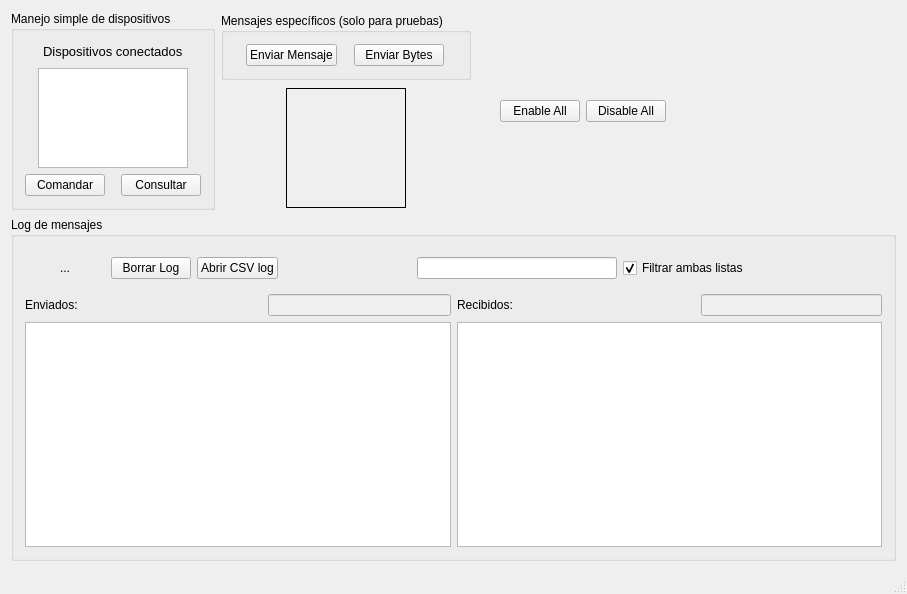
Old version of the form mainwindow.ui in the repository arukagiri/interfazLAC.
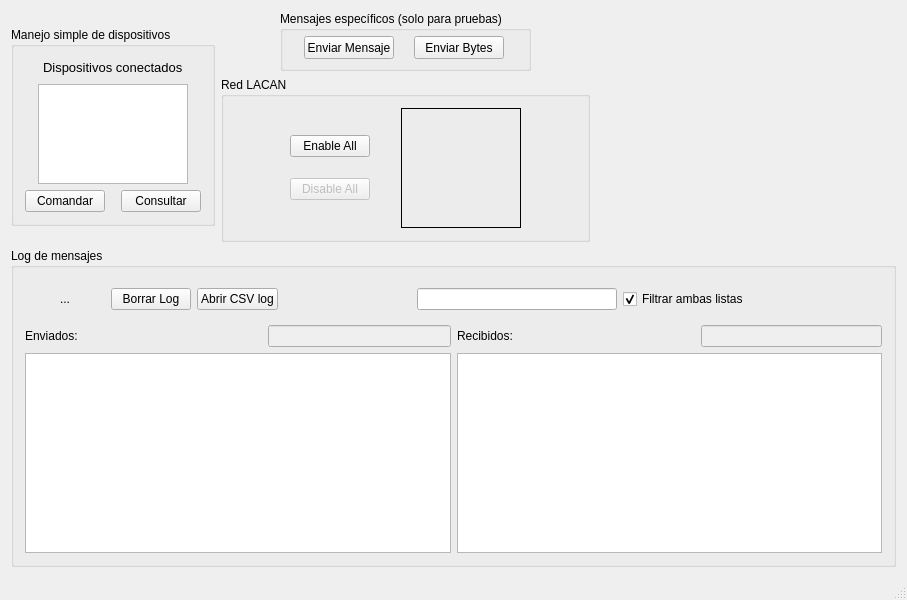
New version of the form. Icons and pictures are not drawn.

Patch:
```diff
--- a/mainwindow.ui
+++ b/mainwindow.ui
@@ -7,7 +7,7 @@
     <x>0</x>
     <y>0</y>
     <width>907</width>
-    <height>594</height>
+    <height>599</height>
    </rect>
   </property>
   <property name="windowTitle">
@@ -16,7 +16,7 @@
   <widget class="QWidget" name="centralWidget">
    <layout class="QVBoxLayout" name="verticalLayout_3">
     <item>
-     <layout class="QHBoxLayout" name="horizontalLayout_5">
+     <layout class="QHBoxLayout" name="horizontalLayout_7">
       <item>
        <widget class="QGroupBox" name="groupBox">
         <property name="enabled">
@@ -199,6 +199,21 @@
       <item>
        <layout class="QVBoxLayout" name="verticalLayout_2">
         <item>
+         <layout class="QHBoxLayout" name="horizontalLayout_6">
+          <item>
+           <spacer name="horizontalSpacer_14">
+            <property name="orientation">
+             <enum>Qt::Horizontal</enum>
+            </property>
+            <property name="sizeHint" stdset="0">
+             <size>
+              <width>40</width>
+              <height>20</height>
+             </size>
+            </property>
+           </spacer>
+          </item>
+          <item>
          <widget class="QGroupBox" name="groupBox_2">
           <property name="sizePolicy">
            <sizepolicy hsizetype="Fixed" vsizetype="Fixed">
@@ -215,9 +230,15 @@
           <property name="title">
            <string>Mensajes específicos (solo para pruebas)</string>
           </property>
-          <layout class="QGridLayout" name="gridLayout">
-           <item row="0" column="0">
             <widget class="QPushButton" name="button_ENVIAR_MENSAJE">
+             <property name="geometry">
+              <rect>
+               <x>24</x>
+               <y>25</y>
+               <width>90</width>
+               <height>23</height>
+              </rect>
+             </property>
              <property name="sizePolicy">
               <sizepolicy hsizetype="Fixed" vsizetype="Fixed">
                <horstretch>0</horstretch>
@@ -234,9 +255,15 @@
               <string>Enviar Mensaje</string>
              </property>
             </widget>
-           </item>
-           <item row="0" column="1">
             <widget class="QPushButton" name="button_ByteSend">
+             <property name="geometry">
+              <rect>
+               <x>134</x>
+               <y>25</y>
+               <width>90</width>
+               <height>23</height>
+              </rect>
+             </property>
              <property name="sizePolicy">
               <sizepolicy hsizetype="Fixed" vsizetype="Fixed">
                <horstretch>0</horstretch>
@@ -253,12 +280,29 @@
               <string>Enviar Bytes</string>
              </property>
             </widget>
-           </item>
-          </layout>
          </widget>
         </item>
         <item>
-         <layout class="QHBoxLayout" name="horizontalLayout_6">
+           <spacer name="horizontalSpacer_12">
+            <property name="orientation">
+             <enum>Qt::Horizontal</enum>
+            </property>
+            <property name="sizeHint" stdset="0">
+             <size>
+              <width>40</width>
+              <height>20</height>
+             </size>
+            </property>
+           </spacer>
+          </item>
+         </layout>
+        </item>
+        <item>
+         <widget class="QGroupBox" name="groupBox_4">
+          <property name="title">
+           <string>Red LACAN</string>
+          </property>
+          <layout class="QHBoxLayout" name="horizontalLayout_5">
           <item>
            <spacer name="horizontalSpacer_9">
             <property name="orientation">
@@ -275,6 +319,85 @@
             </property>
            </spacer>
           </item>
+           <item>
+            <layout class="QVBoxLayout" name="verticalLayout_6">
+             <item>
+              <spacer name="verticalSpacer">
+               <property name="orientation">
+                <enum>Qt::Vertical</enum>
+               </property>
+               <property name="sizeHint" stdset="0">
+                <size>
+                 <width>20</width>
+                 <height>40</height>
+                </size>
+               </property>
+              </spacer>
+             </item>
+             <item>
+              <widget class="QPushButton" name="pushButton_gen_enable">
+               <property name="text">
+                <string>Enable All</string>
+               </property>
+              </widget>
+             </item>
+             <item>
+              <spacer name="verticalSpacer_3">
+               <property name="orientation">
+                <enum>Qt::Vertical</enum>
+               </property>
+               <property name="sizeType">
+                <enum>QSizePolicy::Fixed</enum>
+               </property>
+               <property name="sizeHint" stdset="0">
+                <size>
+                 <width>15</width>
+                 <height>15</height>
+                </size>
+               </property>
+              </spacer>
+             </item>
+             <item>
+              <widget class="QPushButton" name="pushButton_gen_disable">
+               <property name="enabled">
+                <bool>false</bool>
+               </property>
+               <property name="text">
+                <string>Disable All</string>
+               </property>
+              </widget>
+             </item>
+             <item>
+              <spacer name="verticalSpacer_2">
+               <property name="orientation">
+                <enum>Qt::Vertical</enum>
+               </property>
+               <property name="sizeHint" stdset="0">
+                <size>
+                 <width>20</width>
+                 <height>40</height>
+                </size>
+               </property>
+              </spacer>
+             </item>
+            </layout>
+           </item>
+           <item>
+            <spacer name="horizontalSpacer_15">
+             <property name="orientation">
+              <enum>Qt::Horizontal</enum>
+             </property>
+             <property name="sizeType">
+              <enum>QSizePolicy::Fixed</enum>
+             </property>
+             <property name="sizeHint" stdset="0">
+              <size>
+               <width>25</width>
+               <height>20</height>
+              </size>
+             </property>
+            </spacer>
+           </item>
           <item>
            <widget class="QPushButton" name="button_ESTADO_RED">
             <property name="sizePolicy">
@@ -335,6 +458,7 @@
            </spacer>
           </item>
          </layout>
+         </widget>
         </item>
        </layout>
       </item>
@@ -351,24 +475,6 @@
         </property>
        </spacer>
       </item>
-      <item>
-       <layout class="QHBoxLayout" name="horizontalLayout_12">
-        <item>
-         <widget class="QPushButton" name="pushButton_gen_enable">
-          <property name="text">
-           <string>Enable All</string>
-          </property>
-         </widget>
-        </item>
-        <item>
-         <widget class="QPushButton" name="pushButton_gen_disable">
-          <property name="text">
-           <string>Disable All</string>
-          </property>
-         </widget>
-        </item>
-       </layout>
-      </item>
       <item>
        <widget class="QLabel" name="label_4">
         <property name="sizePolicy">
@@ -401,7 +507,7 @@
        </widget>
       </item>
       <item>
-       <spacer name="horizontalSpacer_12">
+       <spacer name="horizontalSpacer_16">
         <property name="orientation">
          <enum>Qt::Horizontal</enum>
         </property>
```
Left out of the diff: 218 changed lines with no effect on the pictures. Lines whose indentation alone changed are shown as unchanged.
